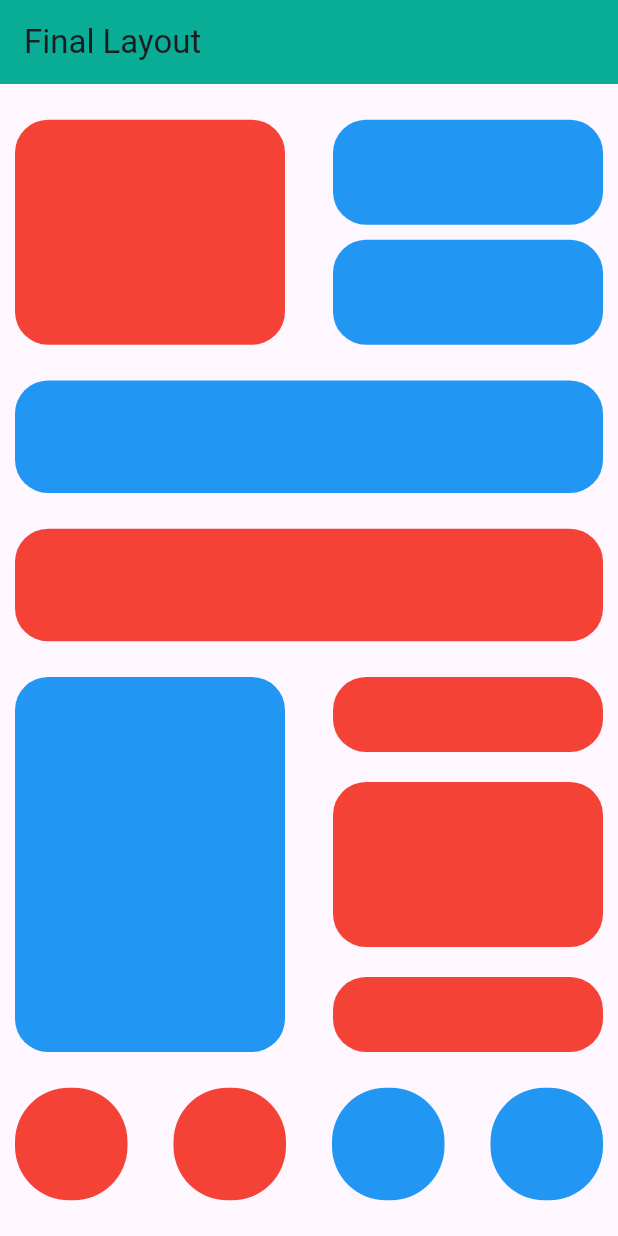
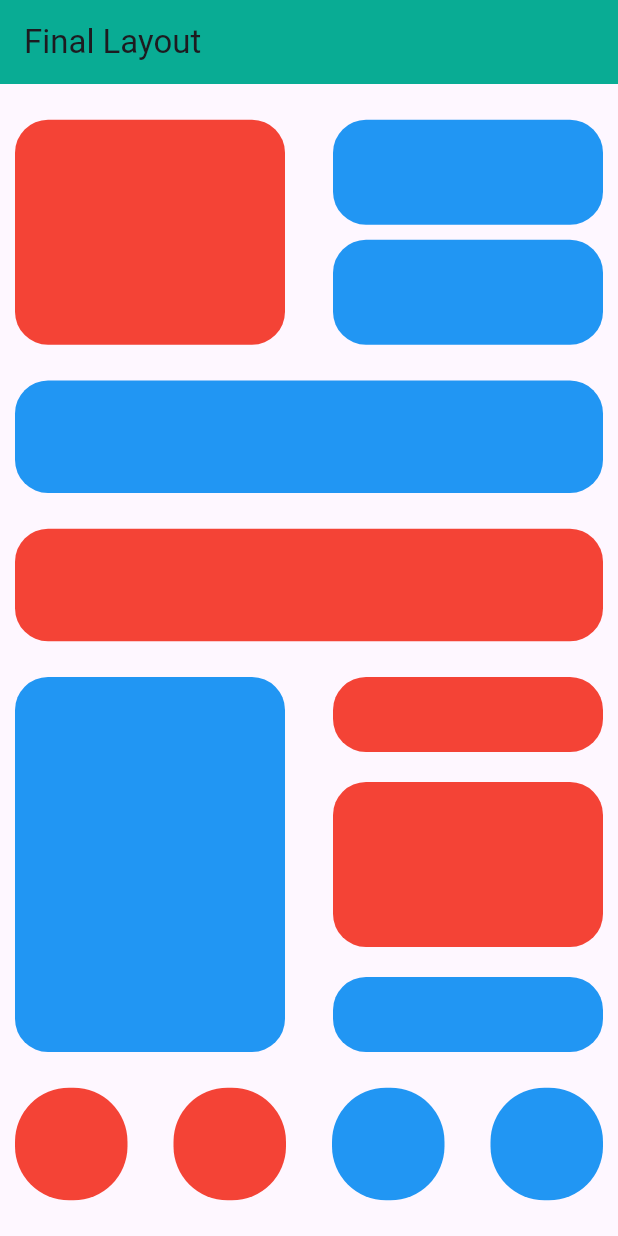
Before and after one commit to nostoc/flutter, a Flutter app: the screen it shows after launch, on a phone screen of 412 x 824 dp. Run offline on Flutter 3.47's test engine with Material 3 defaults, Android fonts, the light colour scheme and no system bars.

Commit message:
final example layout_minor adjustments

```diff
--- a/final_example_layout/lib/main.dart
+++ b/final_example_layout/lib/main.dart
@@ -6,6 +6,7 @@ void main() {
 
 class MyApp extends StatelessWidget {
   const MyApp({super.key});
+  final double borderRadius = 22;
 
   @override
   Widget build(BuildContext context) {
@@ -30,7 +31,7 @@ class MyApp extends StatelessWidget {
                       height: 150,
                       width: 180,
                       decoration: BoxDecoration(
-                        borderRadius: BorderRadius.circular(22),
+                        borderRadius: BorderRadius.circular(borderRadius),
                         color: Colors.red,
                       ),
                     ),
@@ -41,7 +42,7 @@ class MyApp extends StatelessWidget {
                           height: 70,
                           width: 180,
                           decoration: BoxDecoration(
-                            borderRadius: BorderRadius.circular(22),
+                            borderRadius: BorderRadius.circular(borderRadius),
                             color: Colors.blue,
                           ),
                         ),
@@ -49,7 +50,7 @@ class MyApp extends StatelessWidget {
                           height: 70,
                           width: 180,
                           decoration: BoxDecoration(
-                            borderRadius: BorderRadius.circular(22),
+                            borderRadius: BorderRadius.circular(borderRadius),
                             color: Colors.blue,
                           ),
                         ),
@@ -62,7 +63,7 @@ class MyApp extends StatelessWidget {
                 height: 150 / 2,
                 width: double.infinity,
                 decoration: BoxDecoration(
-                  borderRadius: BorderRadius.circular(22),
+                  borderRadius: BorderRadius.circular(borderRadius),
                   color: Colors.blue,
                 ),
               ),
@@ -70,7 +71,7 @@ class MyApp extends StatelessWidget {
                 height: 150 / 2,
                 width: double.infinity,
                 decoration: BoxDecoration(
-                  borderRadius: BorderRadius.circular(22),
+                  borderRadius: BorderRadius.circular(borderRadius),
                   color: Colors.red,
                 ),
               ),
@@ -84,7 +85,7 @@ class MyApp extends StatelessWidget {
                       height: 125 * 2,
                       width: 180,
                       decoration: BoxDecoration(
-                        borderRadius: BorderRadius.circular(22),
+                        borderRadius: BorderRadius.circular(borderRadius),
                         color: Colors.blue,
                       ),
                     ),
@@ -95,7 +96,7 @@ class MyApp extends StatelessWidget {
                           height: 50,
                           width: 180,
                           decoration: BoxDecoration(
-                            borderRadius: BorderRadius.circular(22),
+                            borderRadius: BorderRadius.circular(borderRadius),
                             color: Colors.red,
                           ),
                         ),
@@ -103,7 +104,7 @@ class MyApp extends StatelessWidget {
                           height: 110,
                           width: 180,
                           decoration: BoxDecoration(
-                            borderRadius: BorderRadius.circular(22),
+                            borderRadius: BorderRadius.circular(borderRadius),
                             color: Colors.red,
                           ),
                         ),
@@ -111,8 +112,8 @@ class MyApp extends StatelessWidget {
                           height: 50,
                           width: 180,
                           decoration: BoxDecoration(
-                            borderRadius: BorderRadius.circular(22),
-                            color: Colors.red,
+                            borderRadius: BorderRadius.circular(borderRadius),
+                            color: Colors.blue,
                           ),
                         ),
                       ],
```
